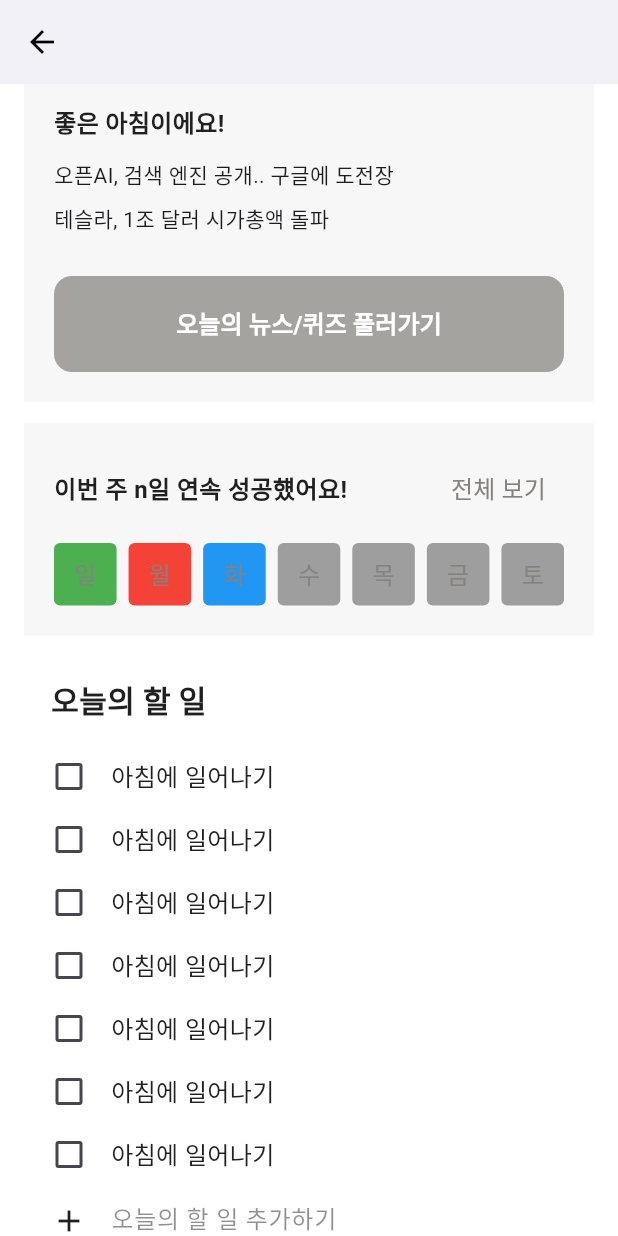
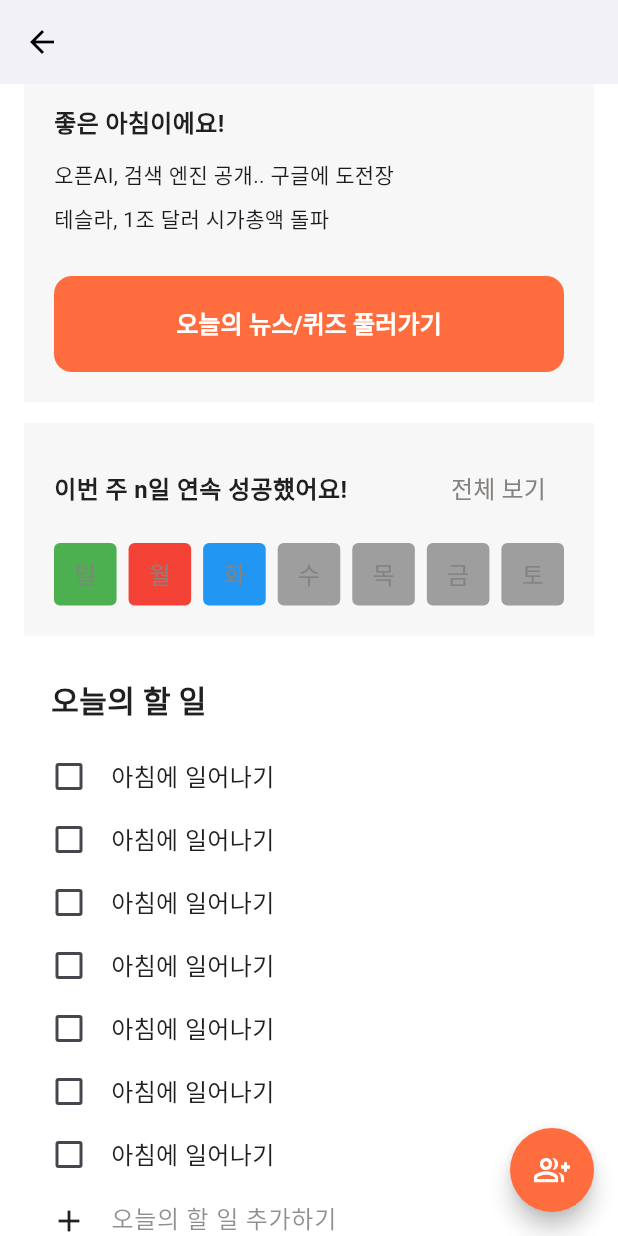
Before and after one commit to hajithon/team1-mobile, a Flutter app: the HomeScreen screen opened by its route, scrolled down 96 dp, on a phone screen of 412 x 824 dp. Run offline on Flutter 3.47's test engine with Material 3 defaults, Android fonts, the phone set to English and light mode, and no system bars; drawn by our look-alikes of flutter_speed_dial; our stand-ins replace dio, flutter_secure_storage, get, hive, image_picker, jwt_decoder; accounts and stored records are empty; network calls fail.

Commit message:
feat: Group 생성/초대 버튼 추가

```diff
--- a/lib/const/color/color.dart
+++ b/lib/const/color/color.dart
@@ -8,4 +8,4 @@ const inputHintColor = Color(0xFFC0BDBA);
 
 const inputBackgroundColor = Color(0xFFF7F7F7);
 
-const primaryColor = Color(0xFFA5A39F);
+const primaryColor = Color(0xFFFF6C3E);
--- a/lib/pages/home/home_screen.dart
+++ b/lib/pages/home/home_screen.dart
@@ -1,4 +1,5 @@
 import 'package:flutter/material.dart';
+import 'package:flutter_speed_dial/flutter_speed_dial.dart';
 import 'package:hajithon_teami_flutter_app/component/common/custom_text_style.dart';
 import 'package:hajithon_teami_flutter_app/component/home/news_card.dart';
 import 'package:hajithon_teami_flutter_app/component/home/weekly_strict_card.dart';
@@ -31,6 +32,7 @@ class _HomeScreenState extends State<HomeScreen> {
   @override
   Widget build(BuildContext context) {
     return DefaultLayout(
+      floatingActionButton: const _GroupFloatingActionButton(),
       child: SingleChildScrollView(
         keyboardDismissBehavior: ScrollViewKeyboardDismissBehavior.onDrag,
         child: Column(
@@ -81,6 +83,52 @@ class _HomeScreenState extends State<HomeScreen> {
           ],
         ),
       ),
+    );
+  }
+}
+
+class _GroupFloatingActionButton extends StatelessWidget {
+  const _GroupFloatingActionButton({
+    super.key,
+  });
+
+  @override
+  Widget build(BuildContext context) {
+    return SpeedDial(
+      backgroundColor: primaryColor,
+      foregroundColor: Colors.white,
+      activeIcon: Icons.close,
+      icon: Icons.group_add_outlined,
+      childMargin: const EdgeInsets.all(16.0),
+      children: [
+        // 1. 초대하기
+        SpeedDialChild(
+          child: Transform.rotate(
+            angle: -0.7853,
+            child: const Icon(Icons.send_outlined),
+          ),
+          shape: const CircleBorder(),
+          backgroundColor: inputBackgroundColor,
+          label: '초대하기',
+          labelStyle: TextStyles.subTitleTextStyle.copyWith(
+            fontSize: 16.0,
+            color: titleTextColor,
+          ),
+          onTap: () {},
+        ),
+        // 2. 그룹 생성
+        SpeedDialChild(
+          child: const Icon(Icons.group_add_outlined),
+          shape: const CircleBorder(),
+          backgroundColor: inputBackgroundColor,
+          label: '그룹생성',
+          labelStyle: TextStyles.subTitleTextStyle.copyWith(
+            fontSize: 16.0,
+            color: titleTextColor,
+          ),
+          onTap: () {},
+        ),
+      ],
     );
   }
 }
--- a/pubspec.yaml
+++ b/pubspec.yaml
@@ -45,6 +45,7 @@ dependencies:
   json_annotation: ^4.9.0
   image_picker: ^1.1.2
   intl: ^0.19.0
+  flutter_speed_dial: ^7.0.0
 
 dev_dependencies:
   flutter_test:
```
Also changed, not shown: pubspec.lock.
